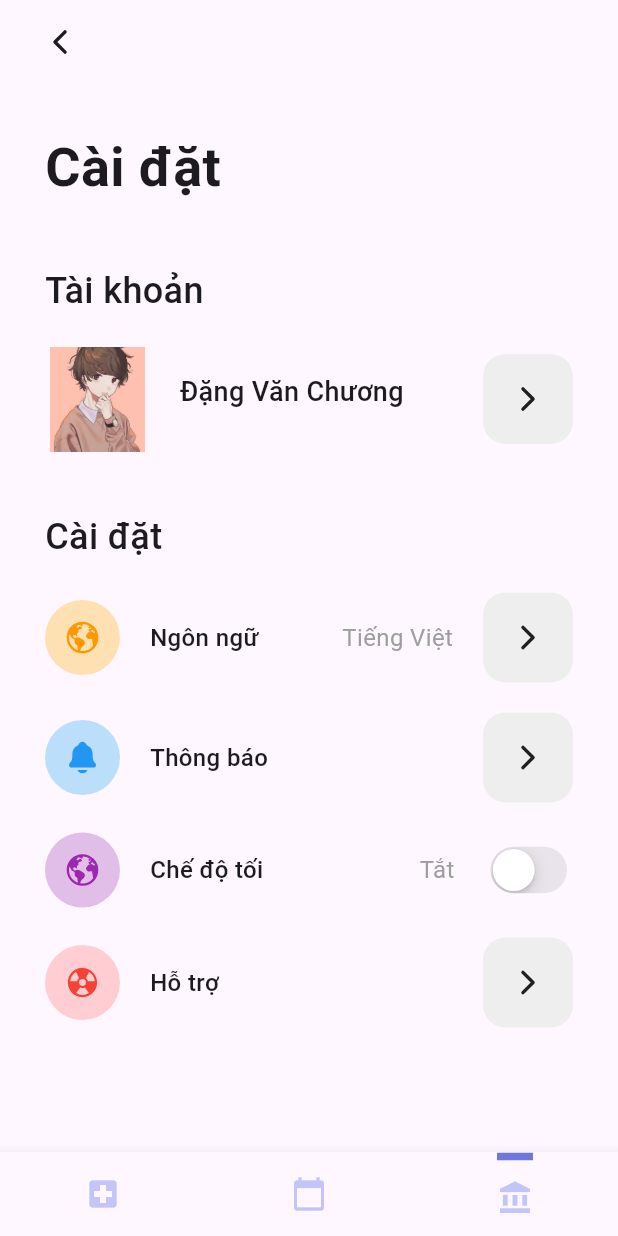
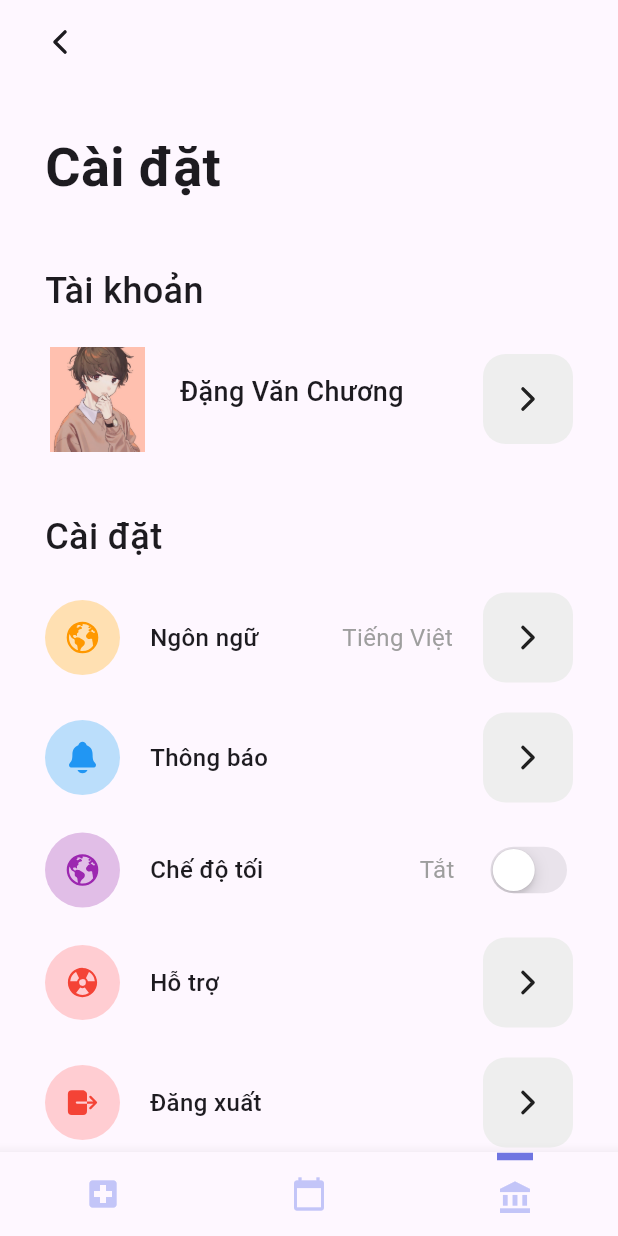
Before and after one commit to chuongit57/app_medicine, a Flutter app: the screen it shows after launch, item 3 of the bottom bar chosen, on a phone screen of 412 x 824 dp. Run offline on Flutter 3.47's test engine with Material 3 defaults, Android fonts, the phone set to English and light mode, and no system bars; our stand-ins replace flutter_map, ionicons, latlong2, sqflite; accounts and stored records are empty.

Commit message:
new version

```diff
--- a/lib/tabs/SettingTab.dart
+++ b/lib/tabs/SettingTab.dart
@@ -127,6 +127,14 @@ class _SettingTabState extends State<SettingTab> {
                 iconColor: Colors.red,
                 onTap: () {},
               ),
+              const SizedBox(height: 20),
+              SettingItem(
+                title: "Đăng xuất",
+                icon: Ionicons.log_out,
+                bgColor: Colors.red.shade100,
+                iconColor: Colors.red,
+                onTap: () {},
+              ),
             ],
           ),
         ),
```
Also changed, not shown: lib/tabs/ScheduleTab.dart (+7 -7 lines), lib/assets/doctor2.png (added), lib/assets/hospital.jpeg (added).
